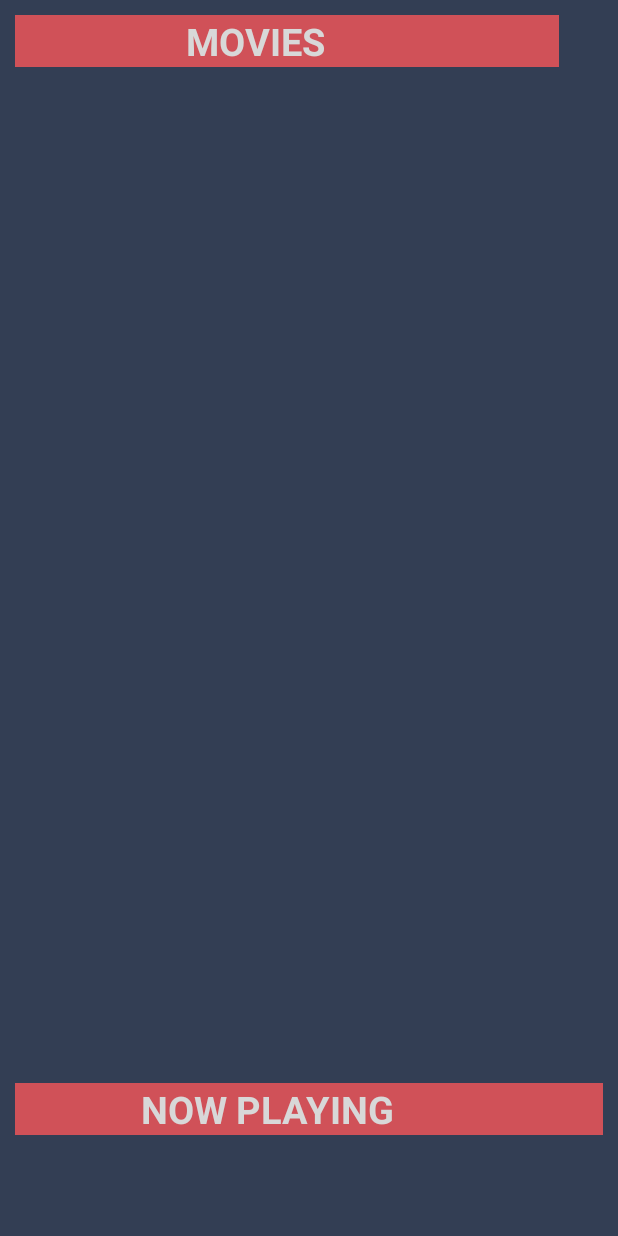
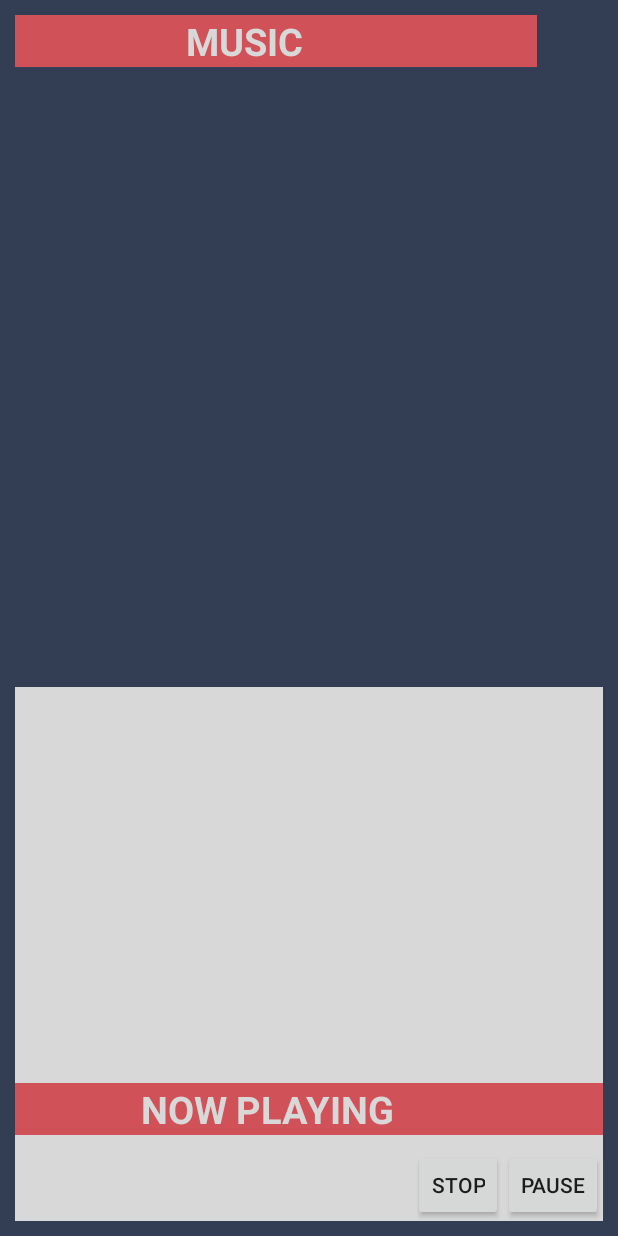
Before and after one commit to dhatawesomedude/AndroidHomeAutomation, an Android app: the layout music.xml on its own in the app's theme, with its tools: preview values and no code run, on a phone screen of 412 x 824 dp. Run offline under Robolectric (Android 15) with nearby library versions, the light colour scheme and no system bars.

Commit message:
nfc integration for play pause and light.

```diff
--- a/app/src/main/java/com/example/capstoneapp/app/MovieActivity.java
+++ b/app/src/main/java/com/example/capstoneapp/app/MovieActivity.java
@@ -81,7 +81,7 @@ public class MovieActivity extends Activity {
                 //new RecSockets().execute("hello");
                 //String movieName = movieTitles[position].split(" ", 2)[0] + "%20" + movieTitles[position].split(" ", 2)[1];
                 String movieName = convertMovieTitle(movieTitles[position]);
-                new HttpGetTask().execute(movieName);
+                new HttpGetTask().execute("movie");
             }
         });
         pauseButton.setOnClickListener(new View.OnClickListener() {
@@ -141,7 +141,7 @@ public class MovieActivity extends Activity {
         // Get your own user name at http://www.geonames.org/login
         private static final String MOVIE_NAME = "movie-major crimes";
 
-        private static final String URL = "http://mmu-foe-capstone.appspot.com/control?group=22&msg=movie-major%20crimes";
+        private static final String URL = "http://mmu-foe-capstone.appspot.com/control?group=22&msg=movie";
                // + MOVIE_NAME;
 
         AndroidHttpClient mClient = AndroidHttpClient.newInstance("");
--- a/app/src/main/res/layout/music.xml
+++ b/app/src/main/res/layout/music.xml
@@ -23,7 +23,7 @@
         android:layout_width="wrap_content"
         android:layout_height="wrap_content"
         android:textAppearance="?android:attr/textAppearanceLarge"
-        android:text="                   MOVIES                          "
+        android:text="                   MUSIC                          "
         android:id="@+id/musicHeader"
         android:layout_alignParentTop="true"
         android:background="#D05158"
@@ -39,7 +39,7 @@
         android:id="@+id/movie_now_playing"
         android:layout_alignParentBottom="true"
         android:layout_alignParentLeft="true"
-        android:layout_alignRight="@+id/movie_now_playing"
+        android:layout_alignRight="@+id/now_playing_header_music"
         android:layout_alignTop="@+id/music_list_view"
         android:layout_marginTop="410dp"
         android:background="#D8D8D8"
@@ -63,4 +63,22 @@
         android:layout_alignTop="@+id/movie_list_view"
         android:layout_marginTop="364dp" />
 
+    <Button
+        style="?android:attr/buttonStyleSmall"
+        android:layout_width="wrap_content"
+        android:layout_height="wrap_content"
+        android:text="PAUSE"
+        android:id="@+id/music_pause"
+        android:layout_alignBottom="@+id/movie_now_playing"
+        android:layout_alignParentRight="true" />
+
+    <Button
+        style="?android:attr/buttonStyleSmall"
+        android:layout_width="wrap_content"
+        android:layout_height="wrap_content"
+        android:text="STOP"
+        android:id="@+id/music_stop"
+        android:layout_alignParentBottom="true"
+        android:layout_toLeftOf="@+id/music_pause" />
+
 </RelativeLayout>
```
Also changed, not shown: app/src/main/java/com/example/capstoneapp/app/MusicActivity.java (+68 -12 lines), app/src/main/java/com/example/capstoneapp/app/NFCActivity.java (+67 -1 lines).
